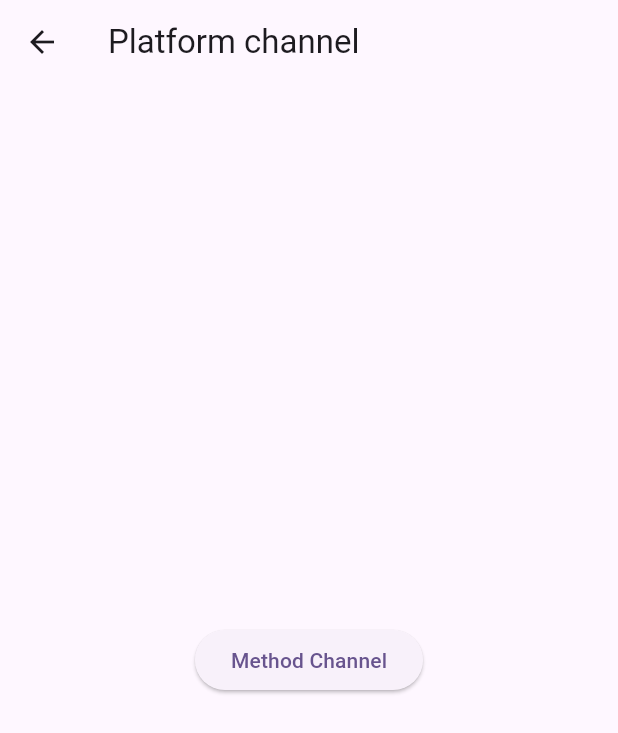
After one commit to deva02ashish/Flutter_widget, a Flutter app: the FlutterMethodChannel screen opened directly, after a tap on "Method Channel", on a phone screen of 412 x 824 dp. The commit adds this screen. Shown: the top 733 px of the screen. Run offline on Flutter 3.47's test engine with Material 3 defaults, Android fonts, the phone set to English and light mode, and no system bars.

Commit message:
integrated method channel

```diff
--- a/lib/main.dart
+++ b/lib/main.dart
@@ -1,5 +1,8 @@
 import 'package:flutter/material.dart';
 import 'package:flutter_widget/flutter_widget/container_widget.dart';
+import 'package:flutter_widget/flutter_widget/row_column_widget.dart';
+import 'package:flutter_widget/flutter_widget/text_widget.dart';
+
 
 void main() {
   runApp(const MyApp());
@@ -18,7 +21,7 @@ class MyApp extends StatelessWidget {
         colorScheme: ColorScheme.fromSeed(seedColor: Colors.deepPurple),
         useMaterial3: true,
       ),
-      home: const ContainerWidget(),
+      home: RowColumnWidget(),
     );
   }
 }
--- /dev/null
+++ b/lib/platform_channel/flutter_method_channel.dart
@@ -0,0 +1,31 @@
+import 'package:flutter/material.dart';
+import 'package:flutter/services.dart';
+
+class FlutterMethodChannel extends StatelessWidget {
+  const FlutterMethodChannel({super.key});
+
+  static final methodChannel = MethodChannel("userName");
+
+  void callMethodSpecificChannel() async {
+    String ans = await methodChannel.invokeMethod("getUserName",{"name":"Deva"});
+    print("ans=>$ans");
+  }
+
+  @override
+  Widget build(BuildContext context) {
+    return  Scaffold(
+      appBar: AppBar(
+        title: Text("Platform channel"),
+      ),
+      body: Center(
+        child: Column(
+          mainAxisAlignment: MainAxisAlignment.center,
+          children: [
+
+            ElevatedButton(onPressed: callMethodSpecificChannel, child: Text("Method Channel"))
+          ],
+        ),
+      ),
+    );
+  }
+}
```
Also changed, not shown: 1 other file.
